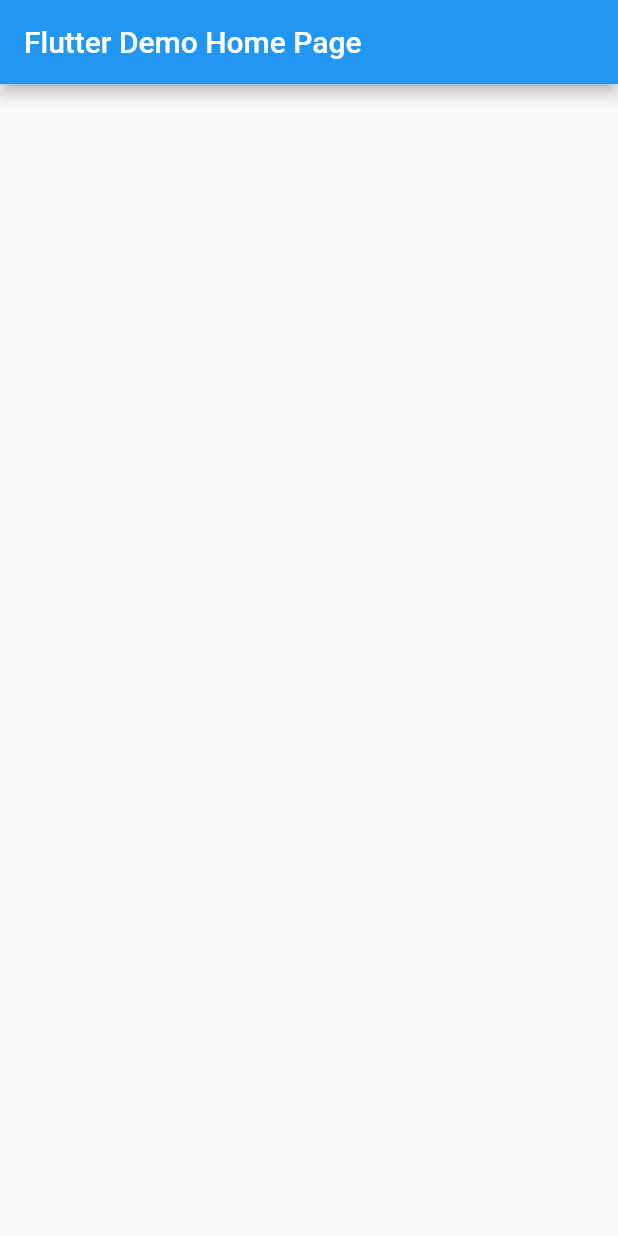
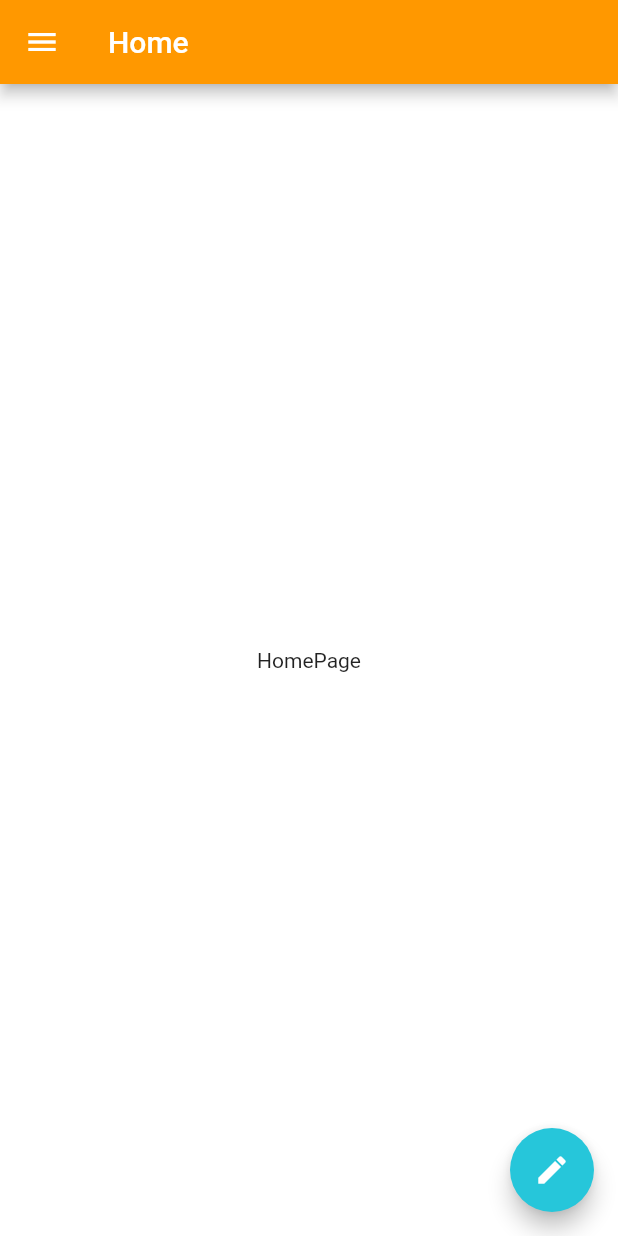
Before and after one commit to dshukertjr/eyeCare, a Flutter app: the screen it shows after launch, on a phone screen of 412 x 824 dp. Run offline on Flutter 3.47's test engine with Material 2 defaults, Android fonts, the phone set to English and light mode, and no system bars.

```diff
--- /dev/null
+++ b/lib/home.dart
@@ -0,0 +1,65 @@
+import 'package:flutter/material.dart';
+
+import 'page1.dart';
+
+class HomePage extends StatefulWidget {
+  HomePage({Key key}) : super(key: key);
+
+  @override
+  _HomePageState createState() => _HomePageState();
+}
+
+class _HomePageState extends State<HomePage> {
+  @override
+  Widget build(BuildContext context) {
+    return Scaffold(
+      appBar: AppBar(
+        title: Text("Home"),
+      ),
+      body: _body(),
+      drawer: _drawer(),
+      floatingActionButton: FloatingActionButton(
+        child: Icon(Icons.edit),
+        onPressed: () {
+          Navigator.push(
+            context,
+            MaterialPageRoute(builder: (context) => Page1()),
+          );
+        },
+      ),
+    );
+  }
+
+  Widget _body() {
+    return Center(
+      child: Text("HomePage"),
+    );
+  }
+
+  Drawer _drawer() {
+    return Drawer(
+      child: Column(
+        children: <Widget>[
+          DrawerHeader(
+            child: Text("User Name"),
+          ),
+          ListView(
+            children: <Widget>[
+              ListTile(
+                leading: Icon(Icons.person),
+                title: Text("Profile"),
+              ),
+              ListTile(
+                leading: Icon(Icons.settings),
+                title: Text("Setting"),
+              ),
+            ],
+          ),
+          ListTile(
+            title: Text("Terms & Conditions"),
+          )
+        ],
+      ),
+    );
+  }
+}
--- a/lib/main.dart
+++ b/lib/main.dart
@@ -1,39 +1,25 @@
 import 'package:flutter/material.dart';
+
+import 'home.dart';
 
 void main() => runApp(MyApp());
 
 class MyApp extends StatelessWidget {
+  ThemeData _buildTheme() {
+    final ThemeData base = ThemeData.light();
+    return base.copyWith(
+      primaryColor: Colors.orange,
+      accentColor: Colors.cyan[400],
+      scaffoldBackgroundColor: Colors.white,
+    );
+  }
+
   @override
   Widget build(BuildContext context) {
     return MaterialApp(
-      title: 'Flutter Demo',
-      theme: ThemeData(
-        primarySwatch: Colors.blue,
-      ),
-      home: MyHomePage(title: 'Flutter Demo Home Page'),
+      title: 'Starter Template',
+      theme: _buildTheme(),
+      home: HomePage(),
     );
   }
 }
-
-class MyHomePage extends StatefulWidget {
-  MyHomePage({Key key, this.title}) : super(key: key);
-
-
-  final String title;
-
-  @override
-  _MyHomePageState createState() => _MyHomePageState();
-}
-
-class _MyHomePageState extends State<MyHomePage> {
-
-  @override
-  Widget build(BuildContext context) {
-    return Scaffold(
-      appBar: AppBar(
-        title: Text(widget.title),
-      ),
-      body: Container(),
-    );
-  }
-}
--- /dev/null
+++ b/lib/page1.dart
@@ -0,0 +1,19 @@
+import 'package:flutter/material.dart';
+
+class Page1 extends StatelessWidget {
+  Page1({Key key}) : super(key: key);
+
+  @override
+  Widget build(BuildContext context) {
+    return Scaffold(
+      appBar: AppBar(
+        title: Text("Home"),
+      ),
+      body: Center(
+        child: Icon(
+          Icons.bookmark,
+        ),
+      ),
+    );
+  }
+}
```
